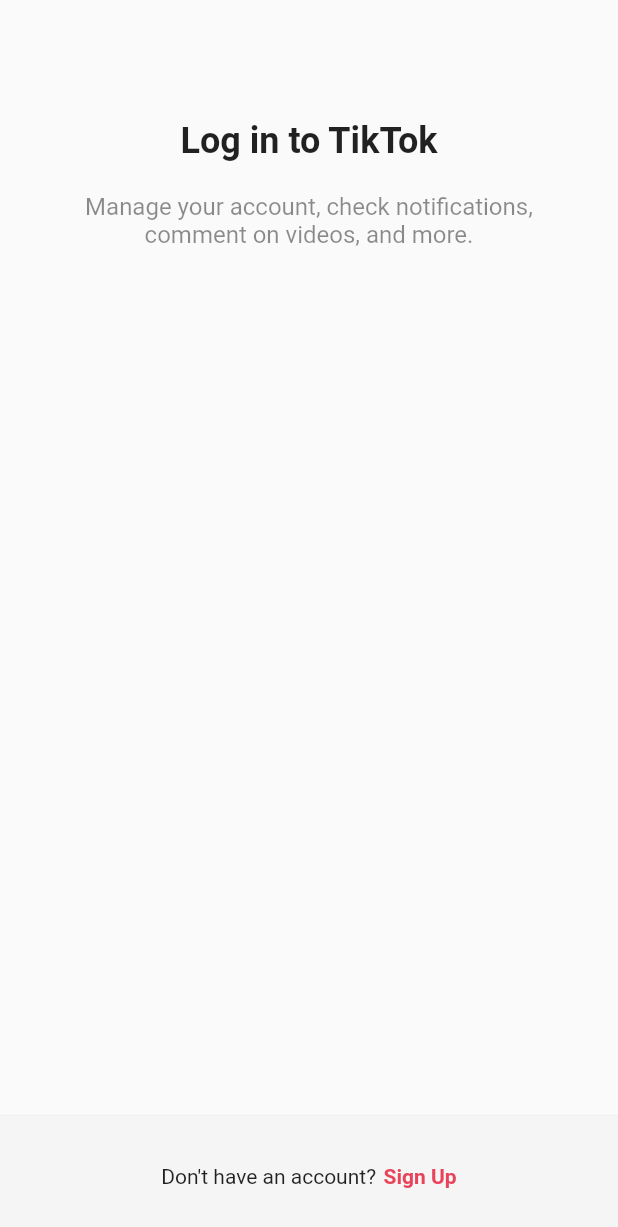
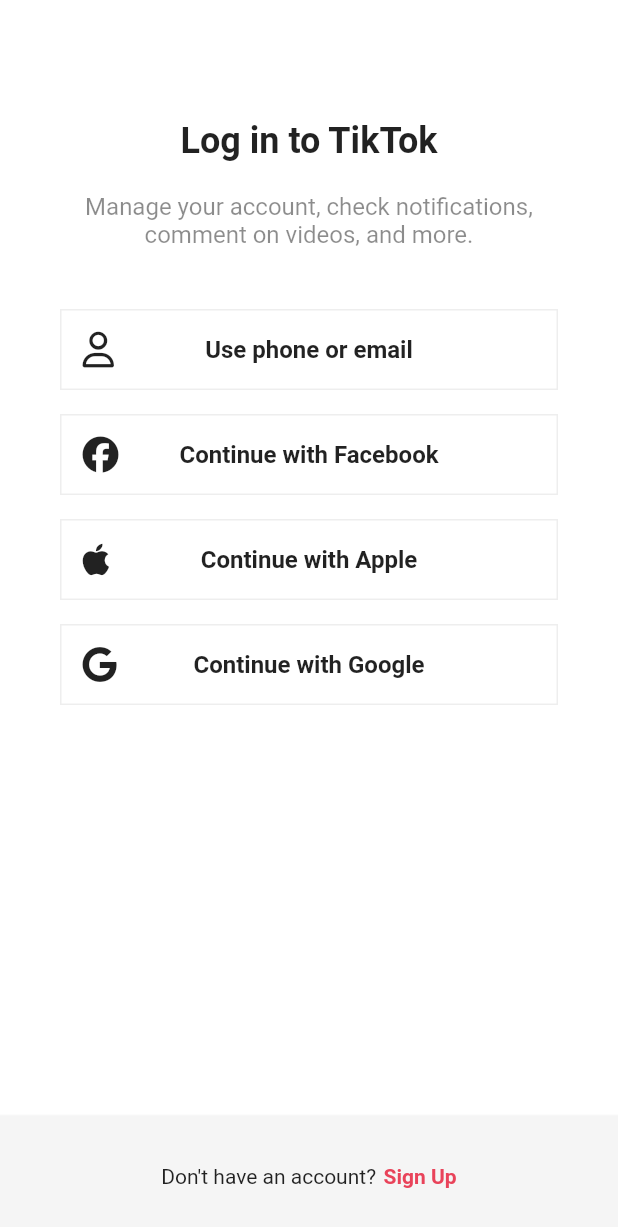
Before and after one commit to pleed215/tiktok_clone, a Flutter app: the screen it shows after launch, after a tap on "Log in", on a phone screen of 412 x 824 dp. Shown: the top 1227 px of the screen. Run offline on Flutter 3.47's test engine with Material 2 defaults, Android fonts, the phone set to English and light mode, and no system bars; our stand-ins replace font_awesome_flutter.

Commit message:
#4.3 Sign Up Form

```diff
--- a/lib/features/authentication/log_in.dart
+++ b/lib/features/authentication/log_in.dart
@@ -1,6 +1,8 @@
 import 'package:flutter/material.dart';
+import 'package:font_awesome_flutter/font_awesome_flutter.dart';
 import 'package:tiktok_clone/constants/gaps.dart';
 import 'package:tiktok_clone/constants/sizes.dart';
+import 'package:tiktok_clone/features/authentication/widgets/auth_button.dart';
 
 class LogInScreen extends StatelessWidget {
   const LogInScreen({Key? key}) : super(key: key);
@@ -14,9 +16,9 @@
             horizontal: Sizes.size40,
           ),
           child: Column(
-            children: const [
+            children: [
               Gaps.v80,
-              Text(
+              const Text(
                 "Log in to TikTok",
                 style: TextStyle(
                   fontSize: Sizes.size24,
@@ -24,7 +26,7 @@
                 ),
               ),
               Gaps.v20,
-              Text(
+              const Text(
                 "Manage your account, check notifications, comment on videos, and more.",
                 textAlign: TextAlign.center,
                 style: TextStyle(
@@ -32,6 +34,31 @@
                   color: Colors.black45,
                 ),
               ),
+              Gaps.v40,
+              AuthButton(
+                icon: const FaIcon(FontAwesomeIcons.user),
+                text: "Use phone or email",
+                onTap: () {},
+              ),
+              Gaps.v16,
+              AuthButton(
+                icon: const FaIcon(FontAwesomeIcons.facebook),
+                text: "Continue with Facebook",
+                onTap: () {},
+              ),
+              Gaps.v16,
+              AuthButton(
+                icon: const FaIcon(FontAwesomeIcons.apple),
+                text: "Continue with Apple",
+                onTap: () {},
+              ),
+              Gaps.v16,
+              AuthButton(
+                icon: const FaIcon(FontAwesomeIcons.google),
+                onTap: () {},
+                text: "Continue with Google",
+              ),
+              Gaps.v16,
             ],
           ),
         ),
--- a/lib/features/authentication/sign_up.dart
+++ b/lib/features/authentication/sign_up.dart
@@ -1,5 +1,7 @@
 import 'package:flutter/material.dart';
+import 'package:font_awesome_flutter/font_awesome_flutter.dart';
 import 'package:tiktok_clone/constants/sizes.dart';
+import 'package:tiktok_clone/features/authentication/email_screen.dart';
 import 'package:tiktok_clone/features/authentication/widgets/auth_button.dart';
 
 import '../../constants/gaps.dart';
@@ -17,9 +19,9 @@
             horizontal: Sizes.size40,
           ),
           child: Column(
-            children: const [
+            children: [
               Gaps.v80,
-              Text(
+              const Text(
                 "Sign up for TikTok",
                 style: TextStyle(
                   fontSize: Sizes.size24,
@@ -27,7 +29,7 @@
                 ),
               ),
               Gaps.v20,
-              Text(
+              const Text(
                 "Create a profile, follow other accounts, make your own videos, and more.",
                 textAlign: TextAlign.center,
                 style: TextStyle(
@@ -37,15 +39,38 @@
               ),
               Gaps.v40,
               AuthButton(
+                icon: const FaIcon(FontAwesomeIcons.user),
                 text: "Use phone or email",
+                onTap: () {
+                  Navigator.of(context).push(MaterialPageRoute(
+                    builder: (context) => const EmailScreen(),
+                  ));
+                },
               ),
-              Gaps.v20,
-              AuthButton(text: "Continue with Facebook"),
-              Gaps.v20,
-              AuthButton(text: "Continue with Apple"),
-              Gaps.v20,
-              AuthButton(text: "Continue with Google"),
-              Gaps.v20,
+              Gaps.v16,
+              AuthButton(
+                icon: const FaIcon(FontAwesomeIcons.facebook),
+                text: "Continue with Facebook",
+                onTap: () {},
+              ),
+              Gaps.v16,
+              AuthButton(
+                icon: const FaIcon(FontAwesomeIcons.apple),
+                text: "Continue with Apple",
+                onTap: () {},
+              ),
+              Gaps.v16,
+              AuthButton(
+                icon: const FaIcon(FontAwesomeIcons.google),
+                text: "Continue with Google",
+                onTap: () {},
+              ),
+              Gaps.v16,
+              const Center(
+                child: FaIcon(
+                  FontAwesomeIcons.chevronDown,
+                ),
+              )
             ],
           ),
         ),
--- a/lib/features/authentication/widgets/auth_button.dart
+++ b/lib/features/authentication/widgets/auth_button.dart
@@ -1,14 +1,21 @@
 import 'package:flutter/material.dart';
+import 'package:font_awesome_flutter/font_awesome_flutter.dart';
 import 'package:tiktok_clone/constants/sizes.dart';
 
 class AuthButton extends StatelessWidget {
   final String text;
+  final FaIcon icon;
+  final GestureTapCallback onTap;
 
-  const AuthButton({Key? key, required this.text}) : super(key: key);
+  const AuthButton(
+      {Key? key, required this.text, required this.icon, required this.onTap})
+      : super(key: key);
 
   @override
   Widget build(BuildContext context) {
-    return FractionallySizedBox(
+    return GestureDetector(
+      onTap: onTap,
+      child: FractionallySizedBox(
         widthFactor: 1.0,
         child: Container(
           decoration: BoxDecoration(
@@ -20,12 +27,22 @@
             padding: const EdgeInsets.all(
               Sizes.size14,
             ),
-          child: Text(text,
+            child: Stack(
+              alignment: Alignment.center,
+              children: [
+                Align(
+                  alignment: Alignment.centerLeft,
+                  child: icon,
+                ),
+                Text(text,
                     textAlign: TextAlign.center,
-              style: TextStyle(
+                    style: const TextStyle(
                       fontWeight: FontWeight.w600,
                       fontSize: Sizes.size16,
                     )),
+              ],
+            ),
+          ),
         ),
       ),
     );
--- a/lib/main.dart
+++ b/lib/main.dart
@@ -1,5 +1,6 @@
 import 'package:flutter/material.dart';
 
+import 'constants/sizes.dart';
 import 'features/authentication/sign_up.dart';
 
 void main() {
@@ -25,6 +26,17 @@
         // Notice that the counter didn't reset back to zero; the application
         // is not restarted.
         primaryColor: const Color(0xFFe9435A),
+        scaffoldBackgroundColor: Colors.white,
+        appBarTheme: const AppBarTheme(
+          foregroundColor: Colors.black,
+          backgroundColor: Colors.white,
+          elevation: 0,
+          titleTextStyle: TextStyle(
+            fontWeight: FontWeight.w600,
+            fontSize: Sizes.size20,
+            color: Colors.black,
+          ),
+        ),
       ),
       home: const SignUpScreen(),
     );
--- a/pubspec.yaml
+++ b/pubspec.yaml
@@ -30,6 +30,8 @@
 dependencies:
   flutter:
     sdk: flutter
+  font_awesome_flutter: ^10.4.0
+
 
 
   # The following adds the Cupertino Icons font to your application.
```
Also changed, not shown: lib/features/authentication/email_screen.dart (added, +41 -0 lines), lib/features/authentication/username_screen.dart (added, +14 -0 lines), pubspec.lock. Lines whose indentation alone changed are shown as unchanged.
